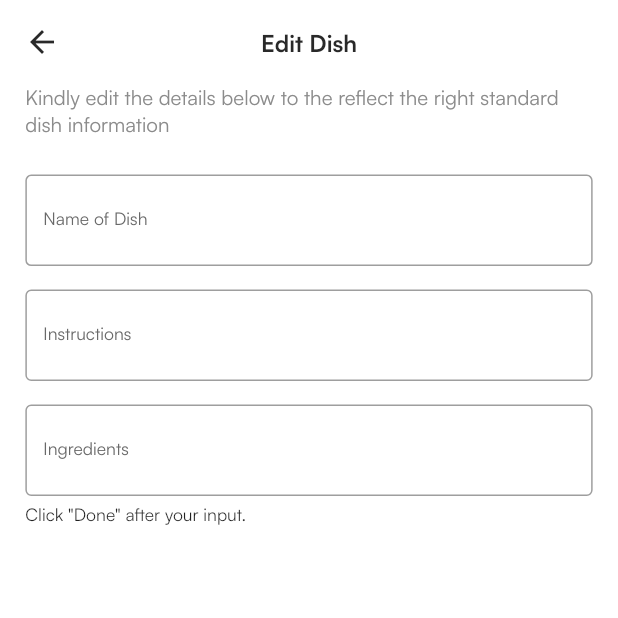
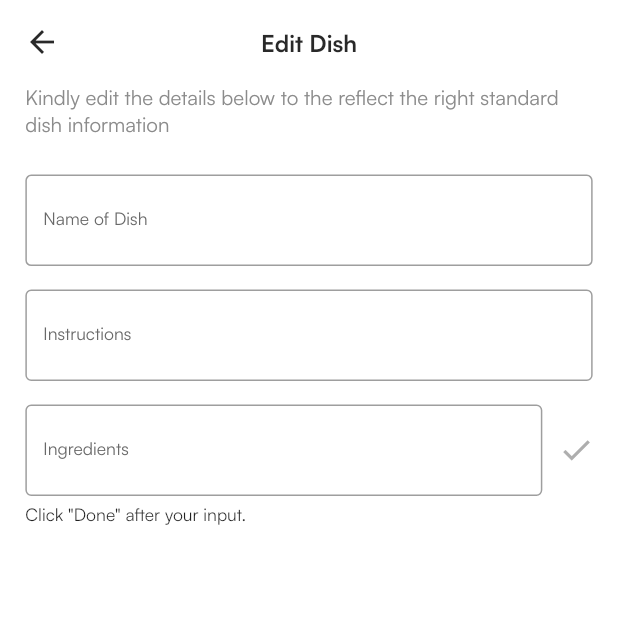
Before and after one commit to moak13/recipe_app, a Flutter app: the EditDishView screen opened by its route, on a phone screen of 412 x 824 dp, the top half of it. Run offline on Flutter 3.47's test engine with Material 2 defaults, Android fonts, the phone set to English and light mode, and no system bars; our stand-ins replace dots_indicator, flutter_screenutil, flutter_svg, stacked, stacked_services, stacked_shared.

Commit message:
feat: added a check icon to enhance ux

```diff
--- a/lib/ui/views/edit_dish/edit_dish_view.dart
+++ b/lib/ui/views/edit_dish/edit_dish_view.dart
@@ -66,7 +66,11 @@ class EditDishView extends StackedView<EditDishViewModel> with $EditDishView {
               ),
             ),
             SizedBox(height: 16.h),
-            TextFormField(
+            Row(
+              children: [
+                Flexible(
+                  flex: 15,
+                  child: TextFormField(
                     controller: ingredientsController,
                     textInputAction: TextInputAction.done,
                     onFieldSubmitted: viewModel.addTextFieldInputToList,
@@ -75,6 +79,21 @@ class EditDishView extends StackedView<EditDishViewModel> with $EditDishView {
                       labelText: S.current.ingredients,
                       hintText: S.current.ingredients,
                     ),
+                  ),
+                ),
+                SizedBox(width: 10.w),
+                Flexible(
+                  flex: 1,
+                  child: GestureDetector(
+                    onTap: () => viewModel
+                        .addTextFieldInputToList(ingredientsController.text),
+                    child: Icon(
+                      Icons.check,
+                      color: palette?.gray7,
+                    ),
+                  ),
+                ),
+              ],
             ),
             SizedBox(height: 5.h),
             AnimatedOpacity(
```
Lines whose indentation alone changed are shown as unchanged.
